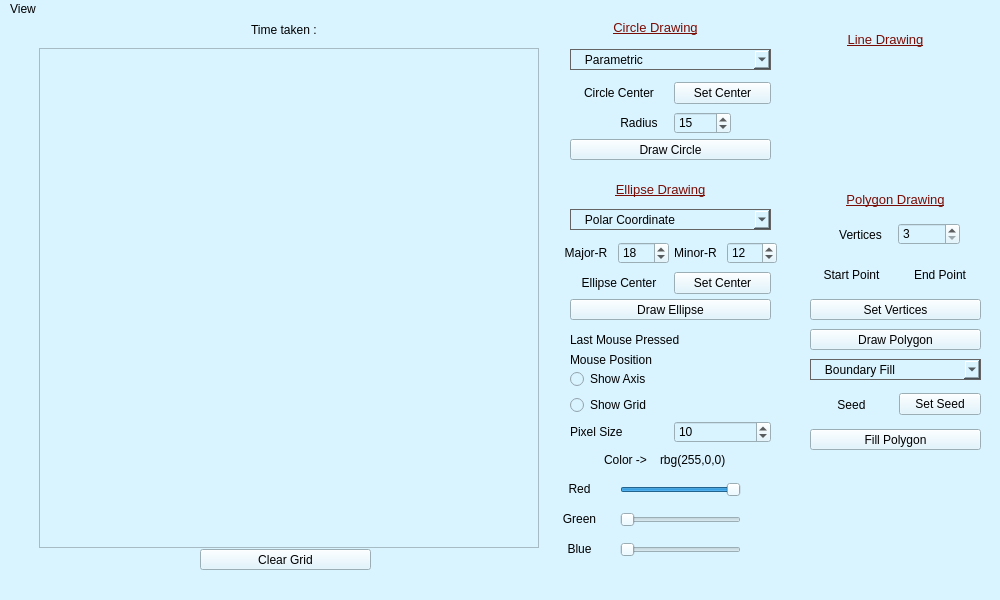
Old version of the form Computer Graphics/Arko/Draw_final/mainwindow.ui in the repository CubixPro/BCSE-III-Assignments.
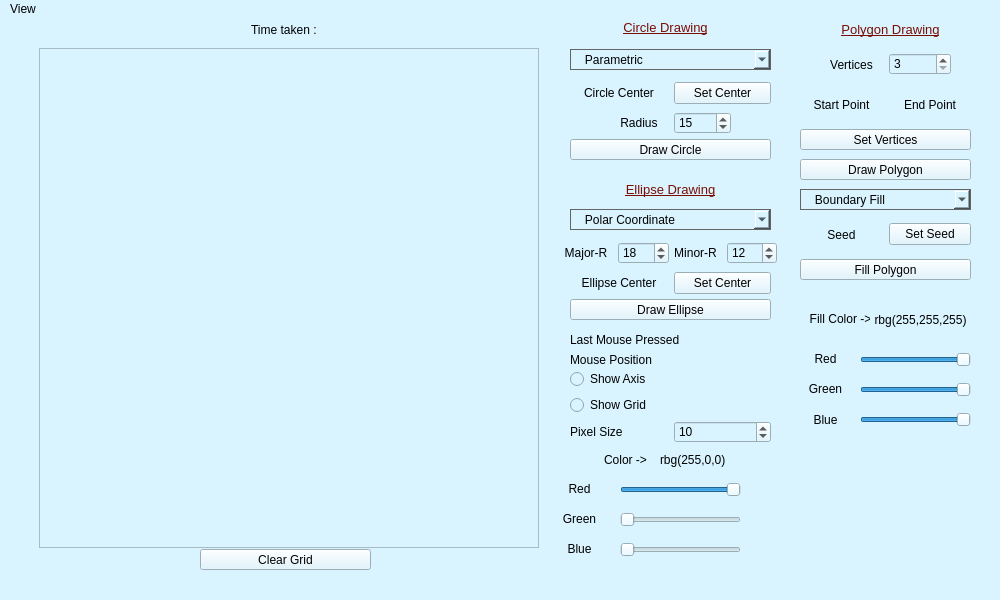
New version of the form. Custom widgets are drawn as their Qt base class.

Commit message: Fill Algo working Perfect

```diff
--- a/Computer Graphics/Arko/Draw_final/mainwindow.ui
+++ b/Computer Graphics/Arko/Draw_final/mainwindow.ui
@@ -489,7 +489,7 @@
    <widget class="QLabel" name="label_2">
     <property name="geometry">
      <rect>
-      <x>590</x>
+      <x>600</x>
       <y>0</y>
       <width>131</width>
       <height>16</height>
@@ -539,7 +539,7 @@
    <widget class="QLabel" name="label_11">
     <property name="geometry">
      <rect>
-      <x>590</x>
+      <x>600</x>
       <y>160</y>
       <width>141</width>
       <height>20</height>
@@ -597,32 +597,11 @@
      </property>
     </item>
    </widget>
-   <widget class="QLabel" name="label_12">
-    <property name="geometry">
-     <rect>
-      <x>840</x>
-      <y>10</y>
-      <width>91</width>
-      <height>20</height>
-     </rect>
-    </property>
-    <property name="styleSheet">
-     <string notr="true">text-decoration: underline;
-font-size: 13px;
-color: rgb(122, 13, 5);</string>
-    </property>
-    <property name="text">
-     <string>Line Drawing</string>
-    </property>
-    <property name="alignment">
-     <set>Qt::AlignCenter</set>
-    </property>
-   </widget>
    <widget class="QLabel" name="label_13">
     <property name="geometry">
      <rect>
-      <x>835</x>
-      <y>170</y>
+      <x>830</x>
+      <y>0</y>
       <width>121</width>
       <height>20</height>
      </rect>
@@ -642,8 +621,8 @@
    <widget class="QWidget" name="horizontalLayoutWidget_7">
     <property name="geometry">
      <rect>
-      <x>829</x>
-      <y>200</y>
+      <x>820</x>
+      <y>30</y>
       <width>131</width>
       <height>31</height>
      </rect>
@@ -677,8 +656,8 @@
    <widget class="QPushButton" name="pushButton_8">
     <property name="geometry">
      <rect>
-      <x>810</x>
-      <y>280</y>
+      <x>800</x>
+      <y>110</y>
       <width>171</width>
       <height>21</height>
      </rect>
@@ -690,8 +669,8 @@
    <widget class="QWidget" name="horizontalLayoutWidget_8">
     <property name="geometry">
      <rect>
-      <x>810</x>
-      <y>240</y>
+      <x>800</x>
+      <y>70</y>
       <width>171</width>
       <height>31</height>
      </rect>
@@ -722,8 +701,8 @@
    <widget class="QPushButton" name="pushButton_9">
     <property name="geometry">
      <rect>
-      <x>810</x>
-      <y>310</y>
+      <x>800</x>
+      <y>140</y>
       <width>171</width>
       <height>21</height>
      </rect>
@@ -735,8 +714,8 @@
    <widget class="QWidget" name="horizontalLayoutWidget_9">
     <property name="geometry">
      <rect>
-      <x>810</x>
-      <y>370</y>
+      <x>800</x>
+      <y>200</y>
       <width>171</width>
       <height>31</height>
      </rect>
@@ -764,8 +743,8 @@
    <widget class="QPushButton" name="pushButton_4">
     <property name="geometry">
      <rect>
-      <x>810</x>
-      <y>410</y>
+      <x>800</x>
+      <y>240</y>
       <width>171</width>
       <height>21</height>
      </rect>
@@ -777,8 +756,8 @@
    <widget class="QComboBox" name="comboBox_3">
     <property name="geometry">
      <rect>
-      <x>810</x>
-      <y>340</y>
+      <x>800</x>
+      <y>170</y>
       <width>171</width>
       <height>21</height>
      </rect>
@@ -803,6 +782,152 @@
      </property>
     </item>
    </widget>
+   <widget class="QLabel" name="label_12">
+    <property name="geometry">
+     <rect>
+      <x>810</x>
+      <y>290</y>
+      <width>61</width>
+      <height>20</height>
+     </rect>
+    </property>
+    <property name="text">
+     <string>Fill Color -&gt;</string>
+    </property>
+    <property name="alignment">
+     <set>Qt::AlignCenter</set>
+    </property>
+   </widget>
+   <widget class="QLabel" name="fillcolor">
+    <property name="geometry">
+     <rect>
+      <x>870</x>
+      <y>290</y>
+      <width>101</width>
+      <height>21</height>
+     </rect>
+    </property>
+    <property name="text">
+     <string>rbg(255,255,255)</string>
+    </property>
+    <property name="alignment">
+     <set>Qt::AlignCenter</set>
+    </property>
+   </widget>
+   <widget class="QSlider" name="rFill">
+    <property name="geometry">
+     <rect>
+      <x>860</x>
+      <y>330</y>
+      <width>111</width>
+      <height>21</height>
+     </rect>
+    </property>
+    <property name="maximum">
+     <number>255</number>
+    </property>
+    <property name="pageStep">
+     <number>15</number>
+    </property>
+    <property name="value">
+     <number>255</number>
+    </property>
+    <property name="orientation">
+     <enum>Qt::Horizontal</enum>
+    </property>
+   </widget>
+   <widget class="QSlider" name="gFill">
+    <property name="geometry">
+     <rect>
+      <x>860</x>
+      <y>360</y>
+      <width>111</width>
+      <height>21</height>
+     </rect>
+    </property>
+    <property name="maximum">
+     <number>255</number>
+    </property>
+    <property name="pageStep">
+     <number>15</number>
+    </property>
+    <property name="value">
+     <number>255</number>
+    </property>
+    <property name="orientation">
+     <enum>Qt::Horizontal</enum>
+    </property>
+   </widget>
+   <widget class="QLabel" name="label_16">
+    <property name="geometry">
+     <rect>
+      <x>805</x>
+      <y>330</y>
+      <width>41</width>
+      <height>20</height>
+     </rect>
+    </property>
+    <property name="text">
+     <string>Red</string>
+    </property>
+    <property name="alignment">
+     <set>Qt::AlignCenter</set>
+    </property>
+   </widget>
+   <widget class="QLabel" name="label_17">
+    <property name="geometry">
+     <rect>
+      <x>800</x>
+      <y>360</y>
+      <width>51</width>
+      <height>20</height>
+     </rect>
+    </property>
+    <property name="text">
+     <string>Green</string>
+    </property>
+    <property name="alignment">
+     <set>Qt::AlignCenter</set>
+    </property>
+   </widget>
+   <widget class="QLabel" name="label_18">
+    <property name="geometry">
+     <rect>
+      <x>800</x>
+      <y>390</y>
+      <width>51</width>
+      <height>21</height>
+     </rect>
+    </property>
+    <property name="text">
+     <string>Blue</string>
+    </property>
+    <property name="alignment">
+     <set>Qt::AlignCenter</set>
+    </property>
+   </widget>
+   <widget class="QSlider" name="bFill">
+    <property name="geometry">
+     <rect>
+      <x>860</x>
+      <y>390</y>
+      <width>111</width>
+      <height>21</height>
+     </rect>
+    </property>
+    <property name="maximum">
+     <number>255</number>
+    </property>
+    <property name="pageStep">
+     <number>15</number>
+    </property>
+    <property name="value">
+     <number>255</number>
+    </property>
+    <property name="orientation">
+     <enum>Qt::Horizontal</enum>
+    </property>
+   </widget>
   </widget>
   <widget class="QMenuBar" name="menubar">
    <property name="geometry">
```
The commit also changes 13 other files.
